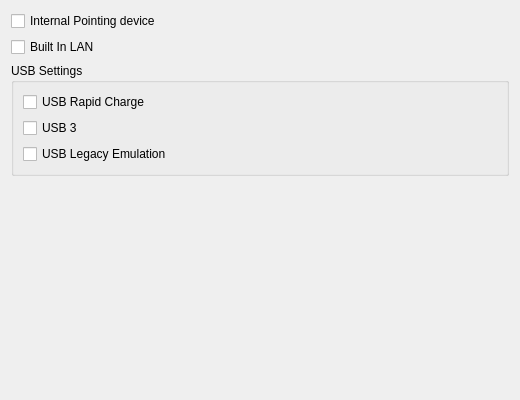
Qt form kcm/general.ui (jfmcarreira/ktoshiba) before a commit.
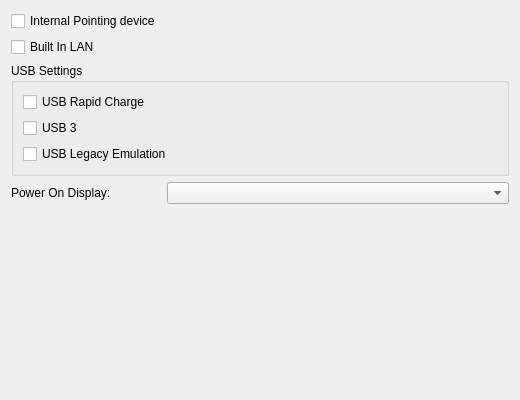
The same form after that commit.

Commit message: Added support for Power On Display feature plus misc changes

What changed in the file:
```diff
--- a/kcm/general.ui
+++ b/kcm/general.ui
@@ -89,6 +89,29 @@
      </layout>
     </widget>
    </item>
+   <item row="3" column="0" alignment="Qt::AlignLeft">
+    <widget class="QLabel" name="power_on_display_label">
+     <property name="text">
+      <string>Power On Display:</string>
+     </property>
+    </widget>
+   </item>
+   <item row="3" column="1">
+    <widget class="QComboBox" name="power_on_display_combobox">
+     <property name="sizePolicy">
+      <sizepolicy hsizetype="Preferred" vsizetype="Preferred">
+       <horstretch>0</horstretch>
+       <verstretch>0</verstretch>
+      </sizepolicy>
+     </property>
+     <property name="toolTip">
+      <string>Select the desired display device to be used at Power On.</string>
+     </property>
+     <property name="whatsThis">
+      <string>Select the desired display device to be used at Power On.</string>
+     </property>
+    </widget>
+   </item>
   </layout>
  </widget>
  <resources/>
```
The commit also changes 10 other files.
